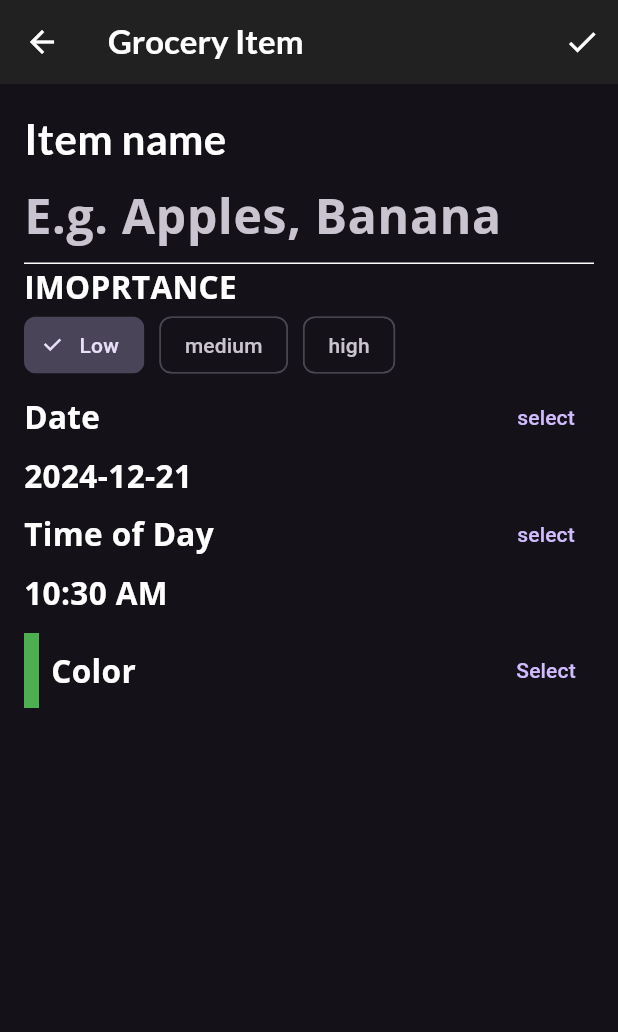
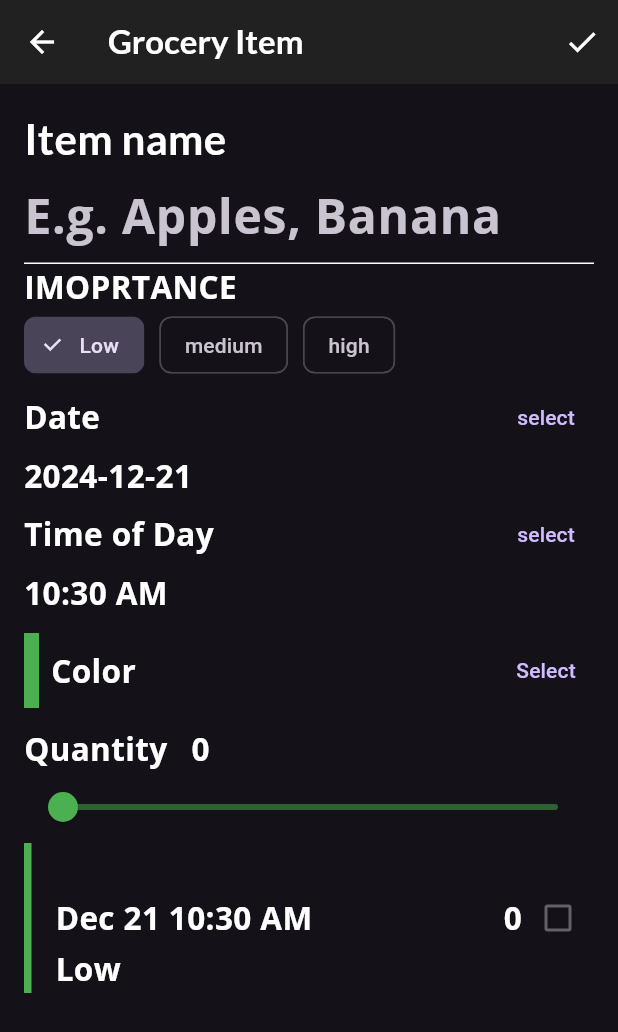
Before and after one commit to mahmoud-alwakeel/flutter-apprentice-book, a Flutter app: the GroceryItemScreen screen opened directly with empty values, after a tap on the "check" icon, on a phone screen of 412 x 824 dp. Shown: the top 1032 px of the screen. Run offline on Flutter 3.47's test engine with Material 3 defaults, Android fonts, the phone set to English and light mode, and no system bars; our stand-ins replace flutter_colorpicker, google_fonts.

Commit message:
adding a new item

```diff
--- /dev/null
+++ b/ch_five/lib/components/grocery_tile.dart
@@ -0,0 +1,81 @@
+import 'package:ch_five/models/grocery_item.dart';
+import 'package:flutter/material.dart';
+import 'package:intl/intl.dart';
+
+class GroceryTile extends StatelessWidget {
+  final GroceryItem item;
+  final Function(bool?)? onComplete;
+
+  const GroceryTile({
+    super.key,
+    required this.item,
+    this.onComplete,
+  });
+  TextDecoration get textDecoration =>
+      item.isComplete ? TextDecoration.lineThrough : TextDecoration.none;
+
+  @override
+  Widget build(BuildContext context) {
+    return SizedBox(
+      height: 100,
+      child: Row(
+        mainAxisAlignment: MainAxisAlignment.spaceBetween,
+        children: [
+          Row(
+            children: [
+              Container(
+                width: 5,
+                color: item.color,
+              ),
+              const SizedBox(width: 16),
+              Column(
+                mainAxisAlignment: MainAxisAlignment.center,
+                crossAxisAlignment: CrossAxisAlignment.start,
+                children: [
+                  Text(item.name),
+                  const SizedBox(height: 4),
+                  buildDate(),
+                  const SizedBox(height: 4),
+                  buildImportance(),
+                ],
+              )
+            ],
+          ),
+          Row(
+            children: [
+              Text(item.quantity.toString(),),
+              buildCheckBox(),
+            ],
+          ),
+        ],
+      ),
+    );
+  }
+
+  Widget buildImportance() {
+    if (item.importance == Importance.low) {
+      return Text('Low');
+    } else if (item.importance == Importance.medium) {
+      return Text('medium');
+    } else if (item.importance == Importance.high) {
+      return Text('high');
+    } else {
+      throw Exception('this importance type doesn\'t exist');
+    }
+  }
+
+  Widget buildDate() {
+    final dateFormatter = DateFormat('MMM dd h:mm a');
+    final dateString = dateFormatter.format(item.date);
+    return Text(
+      dateString,
+    );
+  }
+
+  Widget buildCheckBox() {
+    return Checkbox(
+      value: item.isComplete,
+      onChanged: onComplete,
+    );
+  }
+}
--- a/ch_five/lib/models/grocery_item.dart
+++ b/ch_five/lib/models/grocery_item.dart
@@ -22,7 +22,7 @@ class GroceryItem {
     required this.color,
     required this.quantity,
     required this.date,
-    required this.isComplete,
+    this.isComplete = false,
   });
 
   GroceryItem copyWith({
--- a/ch_five/lib/screens/grocery_item_screen.dart
+++ b/ch_five/lib/screens/grocery_item_screen.dart
@@ -1,8 +1,10 @@
+import 'package:ch_five/components/grocery_tile.dart';
 import 'package:flutter/material.dart';
 import 'package:ch_five/models/models.dart';
 import 'package:flutter_colorpicker/flutter_colorpicker.dart';
 import 'package:google_fonts/google_fonts.dart';
 import 'package:intl/intl.dart';
+import 'package:uuid/uuid.dart';
 
 class GroceryItemScreen extends StatefulWidget {
   const GroceryItemScreen({
@@ -67,7 +69,27 @@ class _GroceryItemScreenState extends State<GroceryItemScreen> {
       appBar: AppBar(
         actions: [
           IconButton(
-            onPressed: () {},
+            onPressed: () {
+              final groceryItem = GroceryItem(
+                id: widget.originalItem?.id ?? const Uuid().v1(),
+                name: _nameController.text,
+                importance: _importance,
+                color: _currentColor,
+                quantity: _currentSliderValue,
+                date: DateTime(
+                  _dueDate.year,
+                  _dueDate.month,
+                  _dueDate.day,
+                  _timeOfDay.hour,
+                  _timeOfDay.minute,
+                ),
+              );
+              if (widget.isUpdating) {
+                widget.onUpdate(groceryItem);
+              } else {
+                widget.onCreate(groceryItem);
+              }
+            },
             icon: Icon(Icons.check),
           ),
         ],
@@ -88,10 +110,26 @@ class _GroceryItemScreenState extends State<GroceryItemScreen> {
             buildImportanceField(),
             buildDateField(context),
             buildTimeField(context),
-            const SizedBox(
-              height: 12,
+            const SizedBox(height: 12),
+            buildColorPicker(context),
+            const SizedBox(height: 12),
+            buildQuantityField(),
+            GroceryTile(
+              item: GroceryItem(
+                id: 'Preview',
+                name: _name,
+                importance: _importance,
+                color: _currentColor,
+                quantity: _currentSliderValue,
+                date: DateTime(
+                  _dueDate.year,
+                  _dueDate.month,
+                  _dueDate.day,
+                  _timeOfDay.hour,
+                  _timeOfDay.minute,
+                ),
+              ),
             ),
-            buildColorPicker(context),
           ],
         ),
       ),
@@ -239,10 +277,10 @@ class _GroceryItemScreenState extends State<GroceryItemScreen> {
               width: 10,
               color: _currentColor,
             ),
-            SizedBox(
+            const SizedBox(
               width: 8,
             ),
-            Text('Color')
+            const Text('Color')
           ],
         ),
         TextButton(
@@ -275,4 +313,39 @@ class _GroceryItemScreenState extends State<GroceryItemScreen> {
       ],
     );
   }
+
+  Widget buildQuantityField() {
+    return Column(
+      crossAxisAlignment: CrossAxisAlignment.start,
+      children: [
+        Row(
+          textBaseline: TextBaseline.alphabetic,
+          crossAxisAlignment: CrossAxisAlignment.baseline,
+          children: [
+            Text("Quantity"),
+            SizedBox(
+              width: 16,
+            ),
+            Text(
+              _currentSliderValue.toInt().toString(),
+            ),
+          ],
+        ),
+        Slider(
+          inactiveColor: _currentColor.withOpacity(0.5),
+          activeColor: _currentColor,
+          value: _currentSliderValue.toDouble(),
+          min: 0,
+          max: 100,
+          divisions: 100,
+          label: _currentSliderValue.toInt().toString(),
+          onChanged: (value) {
+            setState(() {
+              _currentSliderValue = value.toInt();
+            });
+          },
+        ),
+      ],
+    );
+  }
 }
```
